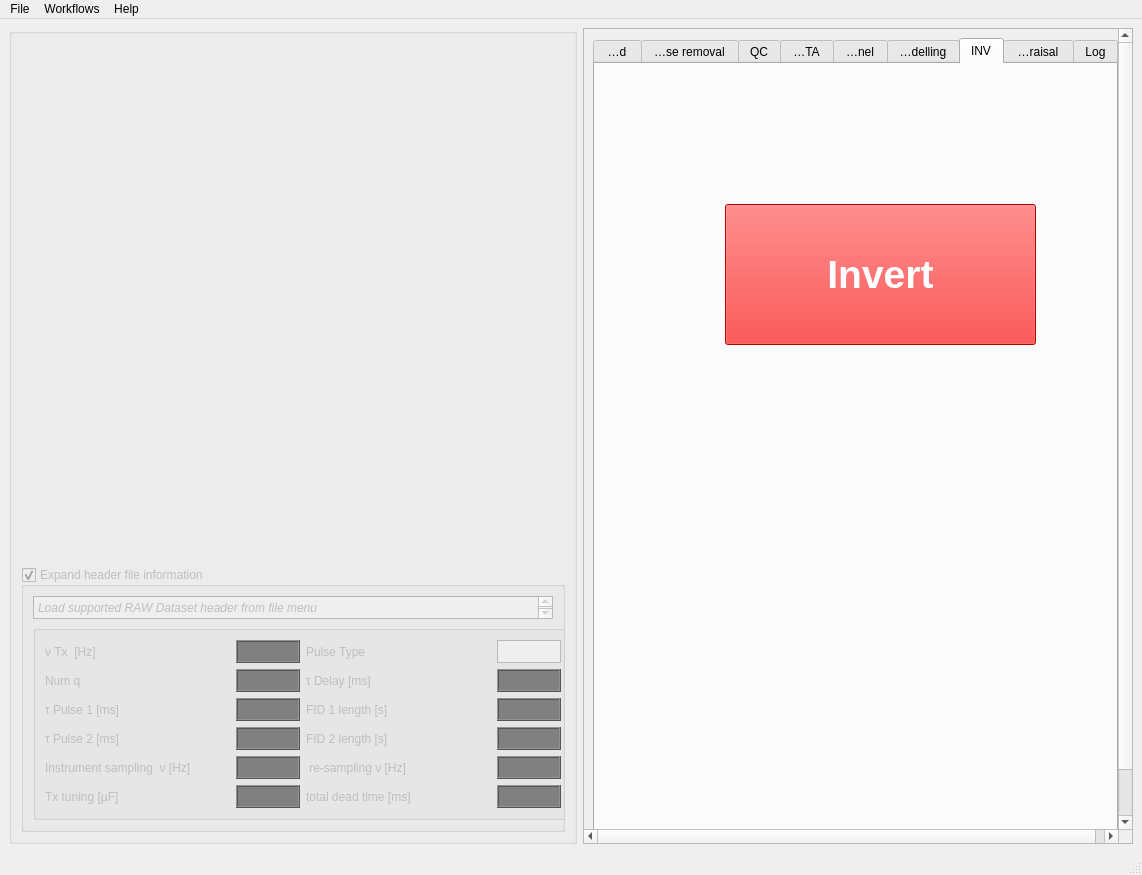
This is akvo/gui/main.ui in LemmaSoftware/akvo as Qt 5 draws it before an edit. The edited form follows.
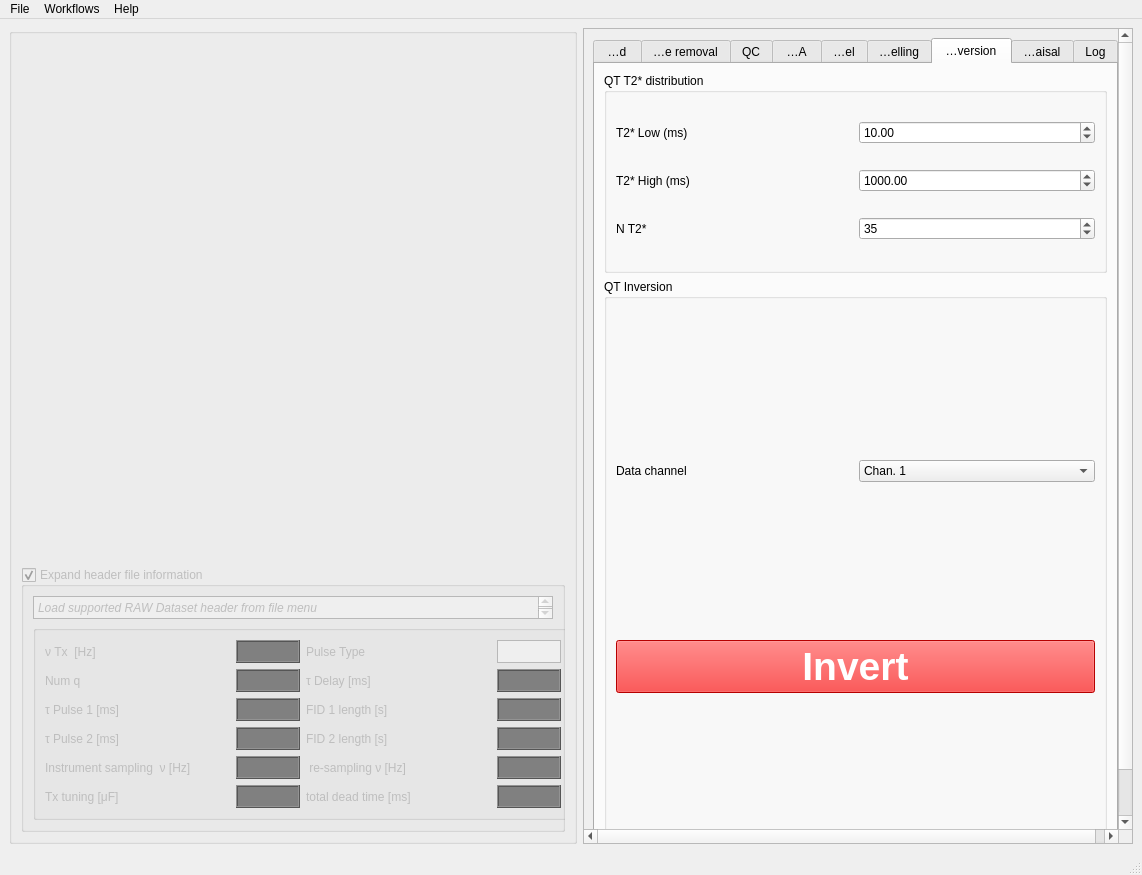
This is the edited form. The open tabs and pages were chosen to show the change. Custom widgets are drawn as their Qt base class.

Commit message: Inversion within the GUI is functional.

Patch:
```diff
--- a/akvo/gui/main.ui
+++ b/akvo/gui/main.ui
@@ -4033,29 +4033,137 @@
           </widget>
           <widget class="QWidget" name="InvertTab">
            <attribute name="title">
-            <string>INV</string>
+            <string>QT Inversion</string>
            </attribute>
-           <widget class="QPushButton" name="invertButton">
-            <property name="geometry">
-             <rect>
-              <x>130</x>
-              <y>140</y>
-              <width>311</width>
-              <height>141</height>
-             </rect>
-            </property>
-            <property name="styleSheet">
-             <string notr="true">#invertButton {
+           <layout class="QVBoxLayout" name="verticalLayout_12">
+            <item>
+             <widget class="QGroupBox" name="groupBox_2">
+              <property name="maximumSize">
+               <size>
+                <width>16777215</width>
+                <height>200</height>
+               </size>
+              </property>
+              <property name="title">
+               <string>QT T2* distribution</string>
+              </property>
+              <layout class="QGridLayout" name="gridLayout_18">
+               <item row="0" column="0">
+                <widget class="QLabel" name="label_76">
+                 <property name="text">
+                  <string>T2* Low (ms)</string>
+                 </property>
+                </widget>
+               </item>
+               <item row="0" column="1">
+                <widget class="QDoubleSpinBox" name="T2low">
+                 <property name="minimum">
+                  <double>1.000000000000000</double>
+                 </property>
+                 <property name="maximum">
+                  <double>30.000000000000000</double>
+                 </property>
+                 <property name="value">
+                  <double>10.000000000000000</double>
+                 </property>
+                </widget>
+               </item>
+               <item row="1" column="0">
+                <widget class="QLabel" name="label_77">
+                 <property name="text">
+                  <string>T2* High (ms)</string>
+                 </property>
+                </widget>
+               </item>
+               <item row="1" column="1">
+                <widget class="QDoubleSpinBox" name="T2hi">
+                 <property name="minimum">
+                  <double>10.000000000000000</double>
+                 </property>
+                 <property name="maximum">
+                  <double>2000.000000000000000</double>
+                 </property>
+                 <property name="value">
+                  <double>1000.000000000000000</double>
+                 </property>
+                </widget>
+               </item>
+               <item row="2" column="0">
+                <widget class="QLabel" name="label_78">
+                 <property name="text">
+                  <string>N T2*</string>
+                 </property>
+                </widget>
+               </item>
+               <item row="2" column="1">
+                <widget class="QSpinBox" name="NT2">
+                 <property name="minimum">
+                  <number>10</number>
+                 </property>
+                 <property name="value">
+                  <number>35</number>
+                 </property>
+                </widget>
+               </item>
+              </layout>
+             </widget>
+            </item>
+            <item>
+             <widget class="QGroupBox" name="groupBox_6">
+              <property name="title">
+               <string>QT Inversion</string>
+              </property>
+              <layout class="QGridLayout" name="gridLayout_19">
+               <item row="1" column="0">
+                <widget class="QLabel" name="label_79">
+                 <property name="text">
+                  <string>Data channel</string>
+                 </property>
+                </widget>
+               </item>
+               <item row="1" column="1">
+                <widget class="QComboBox" name="invChan">
+                 <item>
+                  <property name="text">
+                   <string>Chan. 1</string>
+                  </property>
+                 </item>
+                 <item>
+                  <property name="text">
+                   <string>Chan. 2</string>
+                  </property>
+                 </item>
+                 <item>
+                  <property name="text">
+                   <string>Chan. 3</string>
+                  </property>
+                 </item>
+                 <item>
+                  <property name="text">
+                   <string>Chan. 4</string>
+                  </property>
+                 </item>
+                </widget>
+               </item>
+               <item row="2" column="0" colspan="2">
+                <widget class="QPushButton" name="invertButton">
+                 <property name="styleSheet">
+                  <string notr="true">#invertButton {
 font-size:29pt;
 font-weight: bold;
 color: white;
 background: red;
 }</string>
-            </property>
-            <property name="text">
-             <string>Invert</string>
-            </property>
-           </widget>
+                 </property>
+                 <property name="text">
+                  <string>Invert</string>
+                 </property>
+                </widget>
+               </item>
+              </layout>
+             </widget>
+            </item>
+           </layout>
           </widget>
           <widget class="QWidget" name="AppraiseTab">
            <attribute name="title">
```
Left out of the diff: 12 changed lines with no effect on the pictures. The commit also changes 9 other files.
